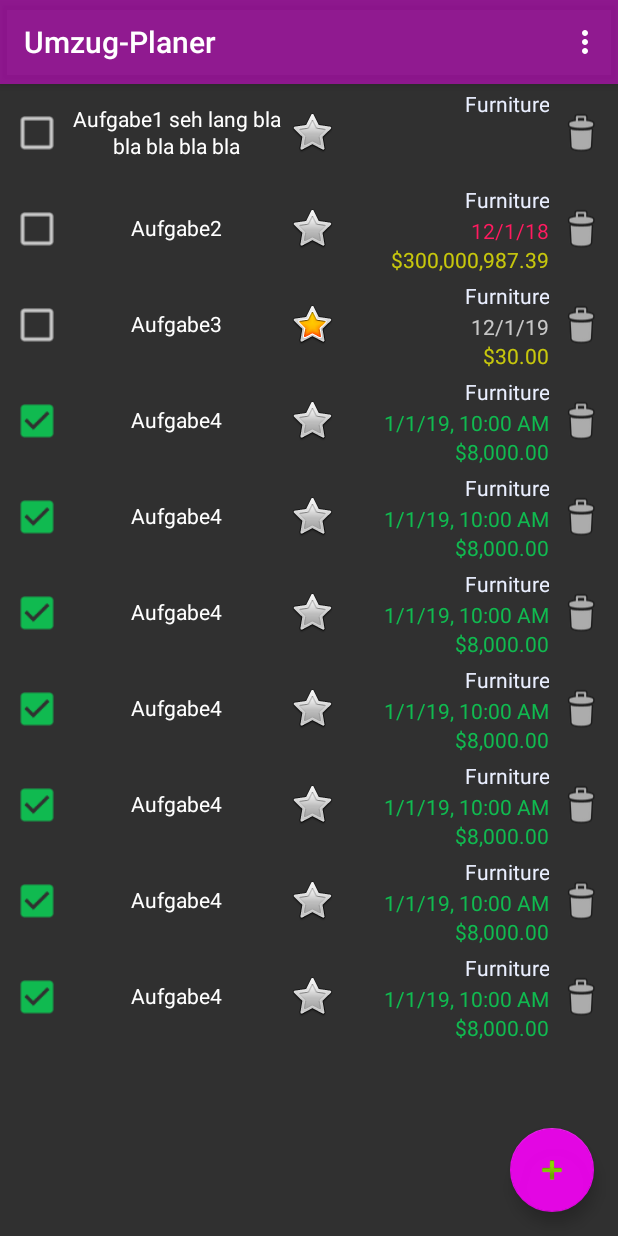
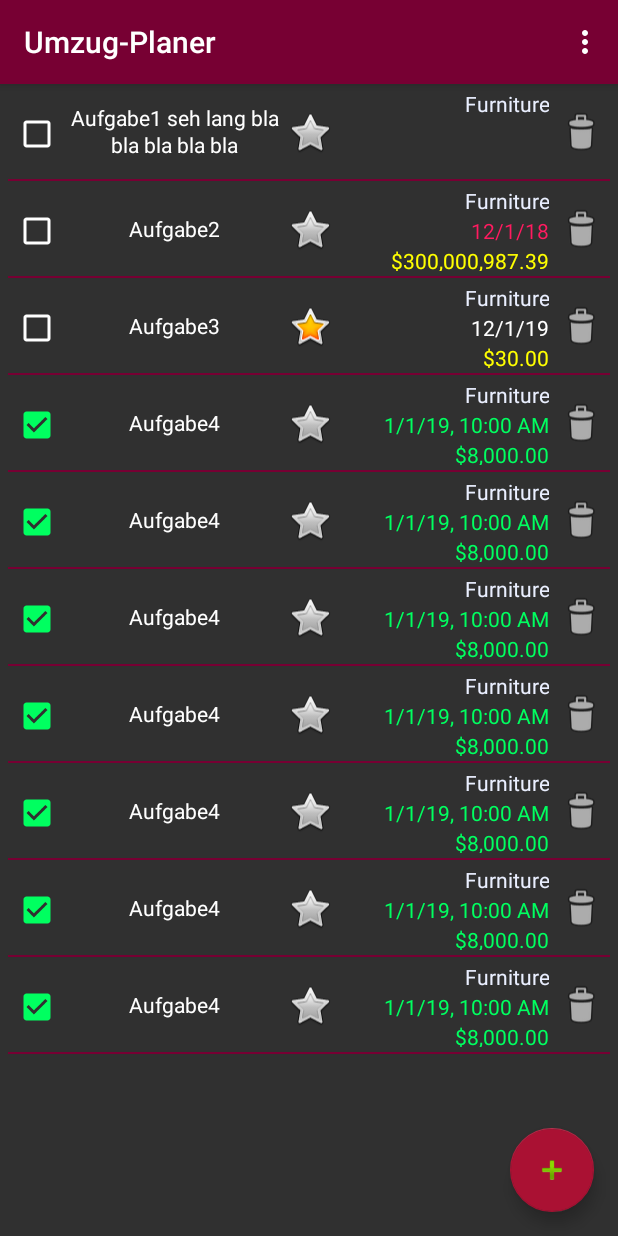
Before and after one commit to robertlange81/Umzugsplaner, an Android app: the screen it shows after launch (MainActivity), on a phone screen of 412 x 824 dp. Run offline under Robolectric (Android 15) with nearby library versions, the phone set to English and light mode, and no system bars.

Commit message:
fix layout for older devices

```diff
--- a/app/src/main/java/com/planner/removal/removalplanner/Activities/DetailActivity.java
+++ b/app/src/main/java/com/planner/removal/removalplanner/Activities/DetailActivity.java
@@ -21,15 +21,15 @@ public class DetailActivity extends AppCompatActivity {
         super.onCreate(savedInstanceState);
         setContentView(R.layout.activity_detail);
 
-        Toolbar toolbar = findViewById(R.id.detail_toolbar);
-        setSupportActionBar(toolbar);
+        //Toolbar toolbar = findViewById(R.id.detail_toolbar);
+        //setSupportActionBar(toolbar);
 
         // Show the Up button in the action bar.
-        ActionBar actionBar = getSupportActionBar();
+        /*ActionBar actionBar = getSupportActionBar();
         if (actionBar != null) {
             actionBar.setDisplayHomeAsUpEnabled(true);
         }
-
+*/
         // savedInstanceState is non-null when there is fragment state
         // saved from previous configurations of this activity
         // (e.g. when rotating the screen from portrait to landscape).
--- a/app/src/main/java/com/planner/removal/removalplanner/Activities/MainActivity.java
+++ b/app/src/main/java/com/planner/removal/removalplanner/Activities/MainActivity.java
@@ -10,6 +10,7 @@ import android.support.annotation.NonNull;
 import android.support.design.widget.FloatingActionButton;
 import android.support.design.widget.Snackbar;
 import android.support.v7.app.AppCompatActivity;
+import android.support.v7.widget.DividerItemDecoration;
 import android.support.v7.widget.RecyclerView;
 import android.support.v7.widget.Toolbar;
 import android.util.Log;
@@ -32,6 +33,9 @@ import com.planner.removal.removalplanner.R;
 
 import java.util.Date;
 import java.util.List;
+
+import static android.widget.LinearLayout.HORIZONTAL;
+import static android.widget.LinearLayout.VERTICAL;
 
 
 public class MainActivity extends AppCompatActivity implements DetailDialogFragment.DetailDialogListener {
@@ -73,7 +77,6 @@ public class MainActivity extends AppCompatActivity implements DetailDialogFragm
         View recyclerView = findViewById(R.id.list);
         assert recyclerView != null;
         setupRecyclerView((RecyclerView) recyclerView);
-
     }
 
     @Override
@@ -124,6 +127,9 @@ public class MainActivity extends AppCompatActivity implements DetailDialogFragm
     }
 
     private void setupRecyclerView(@NonNull RecyclerView recyclerView) {
+        DividerItemDecoration itemDecor = new DividerItemDecoration(recyclerView.getContext(), VERTICAL);
+        itemDecor.setDrawable(recyclerView.getContext().getResources().getDrawable(R.drawable.listview_border));
+        recyclerView.addItemDecoration(itemDecor);
         adapter = new SimpleItemRecyclerViewAdapter(this, Task.TASK_LIST, mTwoPane);
         recyclerView.setAdapter(adapter);
         adapter.startTimerThread();
--- /dev/null
+++ b/app/src/main/res/drawable/listview_border.xml
@@ -0,0 +1,8 @@
+<?xml version="1.0" encoding="utf-8"?>
+<shape xmlns:android="http://schemas.android.com/apk/res/android"
+android:shape="rectangle">
+<size
+    android:width="1dp"
+    android:height="1dp" />
+<solid android:color="@color/colorPrimary" />
+</shape>
--- a/app/src/main/res/layout/detail.xml
+++ b/app/src/main/res/layout/detail.xml
@@ -37,8 +37,8 @@
 
         <TableRow
             android:layout_width="match_parent"
-            android:layout_height="@dimen/detail_row_height"
-            android:minHeight="@dimen/detail_row_height"
+            android:layout_height="35sp"
+            android:minHeight="@dimen/detail_header_row_height"
             android:gravity="center_vertical"
             android:paddingStart="5sp"
             android:paddingLeft="5sp"
@@ -148,6 +148,7 @@
                     android:layout_width="match_parent"
                     android:layout_height="wrap_content"
                     android:layout_marginLeft="@dimen/input_margin"
+                    android:layout_marginTop="3sp"
                     android:textSize="@dimen/detail_text_size"
                     android:text="@string/category" />
 
--- a/app/src/main/res/layout/list_row_content.xml
+++ b/app/src/main/res/layout/list_row_content.xml
@@ -2,20 +2,22 @@
     xmlns:app="http://schemas.android.com/apk/res-auto"
     android:id="@+id/list_row_content"
     android:layout_width="fill_parent"
-    android:layout_height="?android:attr/listPreferredItemHeight"
+    android:divider="@color/colorPrimary"
+    android:dividerHeight="1px"
+    android:layout_height="63sp"
     android:descendantFocusability="blocksDescendants"
     android:padding="3dip">
 
     <CheckBox
         android:id="@+id/checkBox"
         android:layout_width="wrap_content"
-        android:layout_height="match_parent"
+        android:layout_height="@dimen/list_row_image_height"
         android:layout_alignParentLeft="true"
         android:layout_alignParentTop="true"
-        android:layout_marginTop="2sp"
-        android:layout_marginRight="4sp"
-        android:scaleX="1.2"
-        android:scaleY="1.2"
+        android:layout_marginTop="5sp"
+        android:layout_marginRight="3sp"
+        android:scaleX="1"
+        android:scaleY="1"
         android:text=""
         android:textAppearance="?android:attr/textAppearanceMedium"
         app:buttonTint="@drawable/checkbox_state_list" />
@@ -24,7 +26,7 @@
     <TableRow
         android:id="@+id/table"
         android:layout_width="wrap_content"
-        android:layout_height="match_parent"
+        android:layout_height="wrap_content"
         android:layout_toRightOf="@id/checkBox"
         android:gravity="top"
         android:weightSum="10">
@@ -46,8 +48,10 @@
         <android.support.v7.widget.AppCompatImageView
             android:id="@+id/icon_fav_haupt"
             android:layout_width="wrap_content"
-            android:layout_height="match_parent"
-            android:layout_marginLeft="2dip"
+            android:layout_height="@dimen/list_row_image_height"
+            android:layout_marginTop="4sp"
+            android:layout_marginLeft="2sp"
+            android:layout_marginRight="2sp"
             android:layout_toLeftOf="@id/meta"
             android:adjustViewBounds="false"
             app:srcCompat="@android:drawable/btn_star_big_off" />
@@ -55,18 +59,19 @@
         <RelativeLayout xmlns:android="http://schemas.android.com/apk/res/android"
             android:id="@+id/meta"
             android:layout_width="fill_parent"
-            android:layout_height="match_parent"
+            android:layout_height="wrap_content"
             android:layout_alignParentRight="true"
             android:layout_marginEnd="2dp"
             android:layout_marginRight="2dp"
             android:layout_weight="5"
+            android:weightSum="3"
             android:descendantFocusability="blocksDescendants"
             android:gravity="top">
 
             <TextView
                 android:id="@+id/typ"
                 android:layout_width="match_parent"
-                android:layout_height="wrap_content"
+                android:layout_height="@dimen/list_row_content_part"
                 android:layout_marginTop="0dip"
                 android:layout_marginRight="1dip"
                 android:gravity="end"
@@ -78,9 +83,9 @@
             <TextView
                 android:id="@+id/termin"
                 android:layout_width="match_parent"
-                android:layout_height="wrap_content"
+                android:layout_height="@dimen/list_row_content_part"
                 android:layout_below="@id/typ"
-                android:layout_marginTop="1dip"
+                android:layout_marginTop="0dip"
                 android:layout_marginRight="1dip"
                 android:gravity="end"
                 android:maxLines="1"
@@ -91,8 +96,9 @@
             <TextView
                 android:id="@+id/kosten"
                 android:layout_width="match_parent"
-                android:layout_height="wrap_content"
+                android:layout_height="@dimen/list_row_content_part"
                 android:layout_below="@id/termin"
+                android:layout_marginTop="0dip"
                 android:layout_alignParentRight="true"
                 android:layout_marginRight="1dip"
                 android:adjustViewBounds="true"
@@ -106,9 +112,9 @@
         <android.support.v7.widget.AppCompatImageView
             android:id="@+id/delete_task_icon"
             android:layout_width="wrap_content"
-            android:layout_height="match_parent"
+            android:layout_height="@dimen/list_row_image_height"
             android:layout_marginLeft="2dip"
-            android:layout_marginTop="2dip"
+            android:layout_marginTop="4sp"
             android:layout_toRightOf="@id/table"
             android:adjustViewBounds="false"
             app:srcCompat="@android:drawable/ic_menu_delete" />
--- a/app/src/main/res/values/colors.xml
+++ b/app/src/main/res/values/colors.xml
@@ -1,10 +1,10 @@
 <?xml version="1.0" encoding="utf-8"?>
 <resources>
-    <color name="colorPrimary">#44FF00FF</color>
-    <color name="colorPrimaryDark">#44FF00FF</color>
-    <color name="colorAccent">#DDFF00FF</color>
-    <color name="colorGreen">#AA00FF60</color>
+    <color name="colorPrimary">#770033</color>
+    <color name="colorPrimaryDark">#770033</color>
+    <color name="colorAccent">#AA1133</color>
+    <color name="colorGreen">#00FF60</color>
     <color name="colorRed">#FF1B60</color>
-    <color name="colorWhite">#BBFFFFFF</color>
-    <color name="colorYellow">#BBFFFF00</color>
+    <color name="colorWhite">#FFFFFF</color>
+    <color name="colorYellow">#FFFF00</color>
 </resources>
--- a/app/src/main/res/values/dimens.xml
+++ b/app/src/main/res/values/dimens.xml
@@ -6,7 +6,7 @@
     <dimen name="input_margin">8dp</dimen>
     <dimen name="fab_margin">16dp</dimen>
     <dimen name="input_insurance_autocomplete">4dp</dimen>
-    <dimen name="app_bar_height">50sp</dimen>
+    <dimen name="app_bar_height">0sp</dimen>
 
     <!-- Text sizes -->
     <dimen name="text_size_h1">30dp</dimen>
@@ -46,5 +46,8 @@
     <dimen name="detail_row_height">50sp</dimen>
     <dimen name="detail_row_margin_top">10dp</dimen>
     <dimen name="headline_text_size">20sp</dimen>
+    <dimen name="detail_header_row_height">35sp</dimen>
+    <dimen name="list_row_image_height">50sp</dimen>
+    <dimen name="list_row_content_part">20sp</dimen>
 
 </resources>
```
